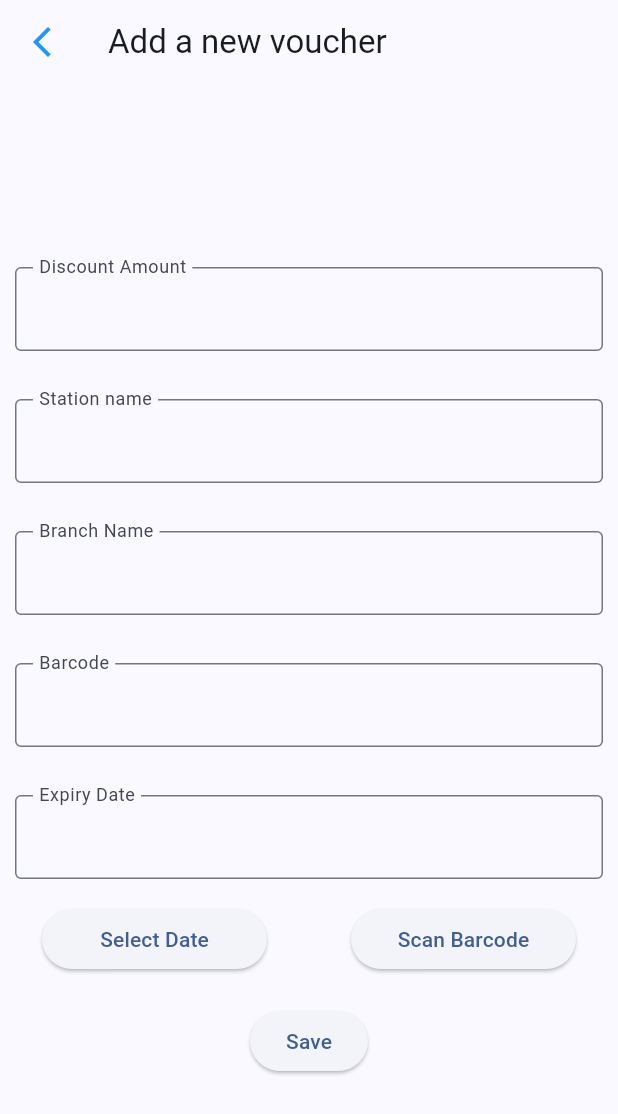
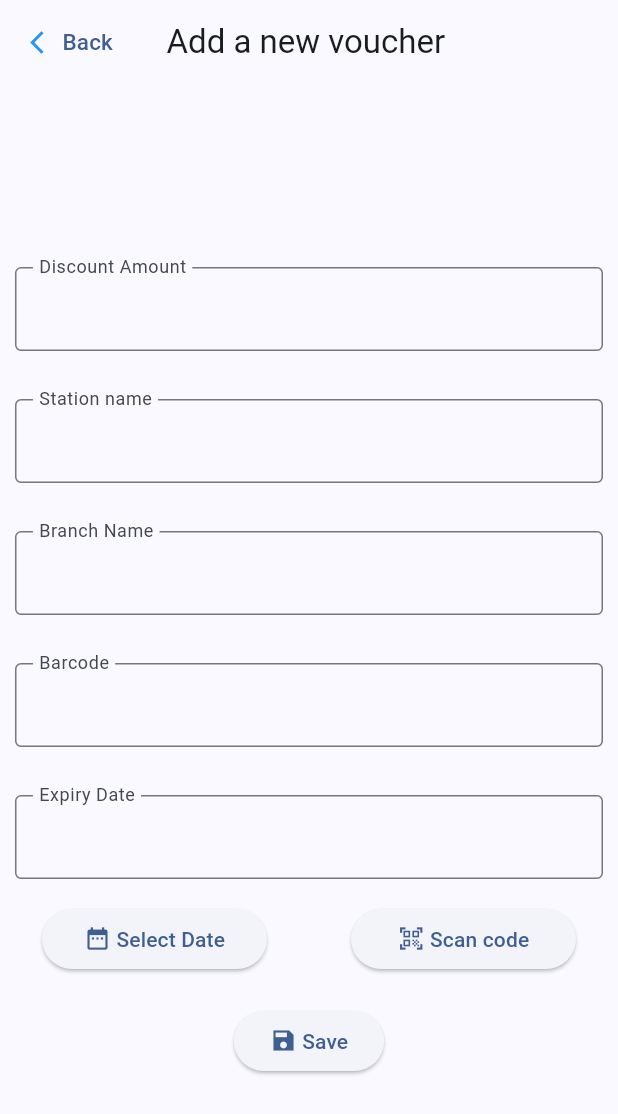
Before and after one commit to evoation-angus/supermarket_barcode_scanner, a Flutter app: the screen it shows after launch, after a tap on the "add" icon, on a phone screen of 412 x 824 dp. Shown: the top 1114 px of the screen. Run offline on Flutter 3.47's test engine with Material 2 defaults, Android fonts, the phone set to English and light mode, and no system bars; our stand-ins replace sqflite; missing offline and left inert: flutter_barcode_scanner, syncfusion_flutter_barcodes; accounts and stored records are empty.

Commit message:
removed exp check, ui update, less crashing

```diff
--- a/lib/add_voucher_page.dart
+++ b/lib/add_voucher_page.dart
@@ -17,11 +17,16 @@ class SecondRoute extends StatefulWidget {
 class _SecondRouteState extends State<SecondRoute> {
   sendVoucher(
       String barcode, String name, String branch, String expirydate) async {
+    if (barcode.length > 2) {
       int id = int.parse(barcode);
       Voucher voucher =
           Voucher(name: name, branch: branch, id: id, expirydate: expirydate);
       List<Voucher> vouchers = [voucher];
       return vouchers;
+    } else {
+      List<Voucher> vouchers = [];
+      return vouchers;
+    }
     //return await handler.insertVoucher(vouchers);
   }
 
@@ -54,6 +59,7 @@ class _SecondRouteState extends State<SecondRoute> {
   }
 
   void updateTextBoxes(barcode) {
+    if (int.parse(barcode) != -1) {
       String str = barcode;
       List<String> list = str.split("");
       String locationIdentifier = list[0] + list[1];
@@ -66,14 +72,15 @@ class _SecondRouteState extends State<SecondRoute> {
         branchController.text = "Lower Hutt";
       } else if (locationIdentifier == "15") {
         nameController.text = "Pak'n'save";
-      if(branchIdentifier == "07"){
+        if (branchIdentifier == "07") {
           branchController.text = "Lower Hutt";
-      } else if(branchIdentifier == "03"){
+        } else if (branchIdentifier == "03") {
           branchController.text = "Petone";
         }
       }
       discountAmount.text = "6c";
       barcodeController.text = barcode;
+    }
   }
 
   void _presentDatePicker() {
@@ -94,7 +101,6 @@ class _SecondRouteState extends State<SecondRoute> {
       String newFormat = DateFormat('dd MMM yyyy').format(pickedDate);
       dateContoller.text = newFormat;
 
-
       setState(() {
         // using state so that the UI will be rerendered when date is picked
         //_dateSelected = newFormat;
@@ -112,7 +118,10 @@ class _SecondRouteState extends State<SecondRoute> {
         },
         child: Scaffold(
             appBar: AppBar(
-              leading: IconButton(
+              leadingWidth: 95,
+              leading: TextButton.icon(
+
+                label: const Text("Back", textAlign: TextAlign.center, style: TextStyle(fontSize: 15),),
                 icon: const Icon(Icons.arrow_back_ios_new, color: Colors.blue),
                 onPressed: () {
                   List<Voucher> vouchers = [];
@@ -205,13 +214,30 @@ class _SecondRouteState extends State<SecondRoute> {
                               width: 150,
                               child: ElevatedButton(
                                   onPressed: _presentDatePicker,
-                                  child: const Text('Select Date'))),
+                                  child: const Text.rich(TextSpan(children: [
+                                    WidgetSpan(
+                                        alignment: PlaceholderAlignment.middle,
+                                        child: Icon(Icons.date_range)),
+                                    TextSpan(
+                                      text: " Select Date",
+                                    ),
+                                  ])))),
                           const SizedBox(height: 20),
                           SizedBox(
                               width: 150,
                               child: ElevatedButton(
                                   onPressed: () => scanBarcodeNormal(),
-                                  child: const Text('Scan Barcode')))
+                                  child: const Text.rich(
+                                      textAlign: TextAlign.center,
+                                      TextSpan(children: [
+                                        WidgetSpan(
+                                            alignment:
+                                                PlaceholderAlignment.middle,
+                                            child: Icon(Icons.qr_code_scanner)),
+                                        TextSpan(
+                                          text: " Scan code",
+                                        ),
+                                      ]))))
                         ]),
                     const SizedBox(height: 20),
                     ElevatedButton(
@@ -224,7 +250,14 @@ class _SecondRouteState extends State<SecondRoute> {
                                 branchController.text,
                                 selectedDate));
                       },
-                      child: const Text('Save'),
+                      child: const Text.rich(TextSpan(children: [
+                        WidgetSpan(
+                            alignment: PlaceholderAlignment.middle,
+                            child: Icon(Icons.save_sharp)),
+                        TextSpan(
+                          text: " Save",
+                        ),
+                      ])),
                     )
                   ]),
             )));
--- a/lib/main.dart
+++ b/lib/main.dart
@@ -52,11 +52,10 @@ class _HomeScreenState extends State<HomeScreen> {
   void initState() {
     super.initState();
     handler = DataBase();
-    startupQueryDatabase();
-
+    /*startupQueryDatabase(); */
   }
 
-  void startupQueryDatabase() async {
+  /*void startupQueryDatabase() async {
     List<Voucher> res = await handler.retrieveVoucher();
     if (res.isNotEmpty) {
       List<int> deleteList = [];
@@ -75,7 +74,7 @@ class _HomeScreenState extends State<HomeScreen> {
 
       });
     }
-  }
+  } */
 
   Future sendToDb(List<Voucher> vouchers) async {
     return await handler.insertVoucher(vouchers);
@@ -83,6 +82,9 @@ class _HomeScreenState extends State<HomeScreen> {
 
   String formatBarcode(int barcode, int to, int from) {
     String barcodeString = barcode.toString();
+    if (barcodeString.length < 14) {
+      barcodeString += "0";
+    }
     List<String> splitString = barcodeString.split("");
 
     String formattedBarcode = splitString.getRange(to, from).join("");
@@ -100,6 +102,7 @@ class _HomeScreenState extends State<HomeScreen> {
           future: handler.retrieveVoucher(),
           builder: (context, AsyncSnapshot<List<Voucher>> snapshot) {
             if (snapshot.hasData) {
+              if (snapshot.data!.isNotEmpty) {
                 return ListView.builder(
                   itemCount: snapshot.data?.length,
                   itemBuilder: (BuildContext context, int index) {
@@ -156,8 +159,8 @@ class _HomeScreenState extends State<HomeScreen> {
                                         height: 100,
                                         width: 300,
                                         child: SfBarcodeGenerator(
-                                        value:
-                                            snapshot.data![index].id.toString(),
+                                          value: snapshot.data![index].id
+                                              .toString(),
                                           symbology: Code128(),
                                           showValue: false,
                                         )),
@@ -177,6 +180,9 @@ class _HomeScreenState extends State<HomeScreen> {
                     );
                   },
                 );
+              } else {
+                return const Center(child: Text("No vouchers found"));
+              }
             } else {
               return const Center(child: Text("No vouchers found"));
             }
```
Lines whose indentation alone changed are shown as unchanged.
